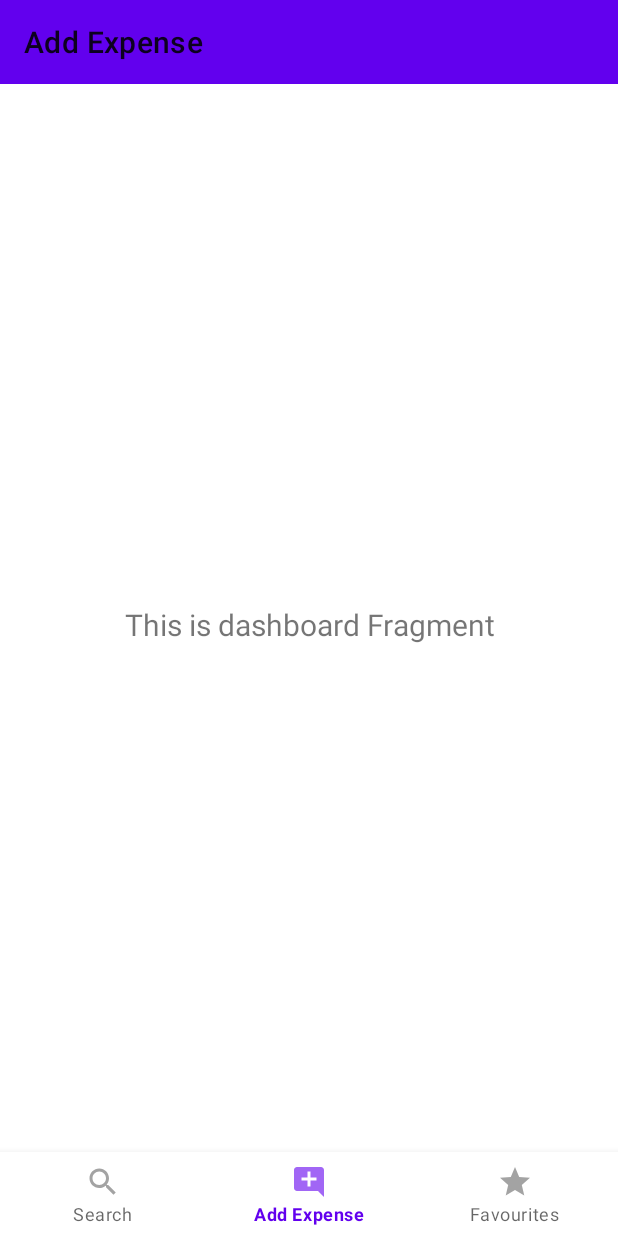
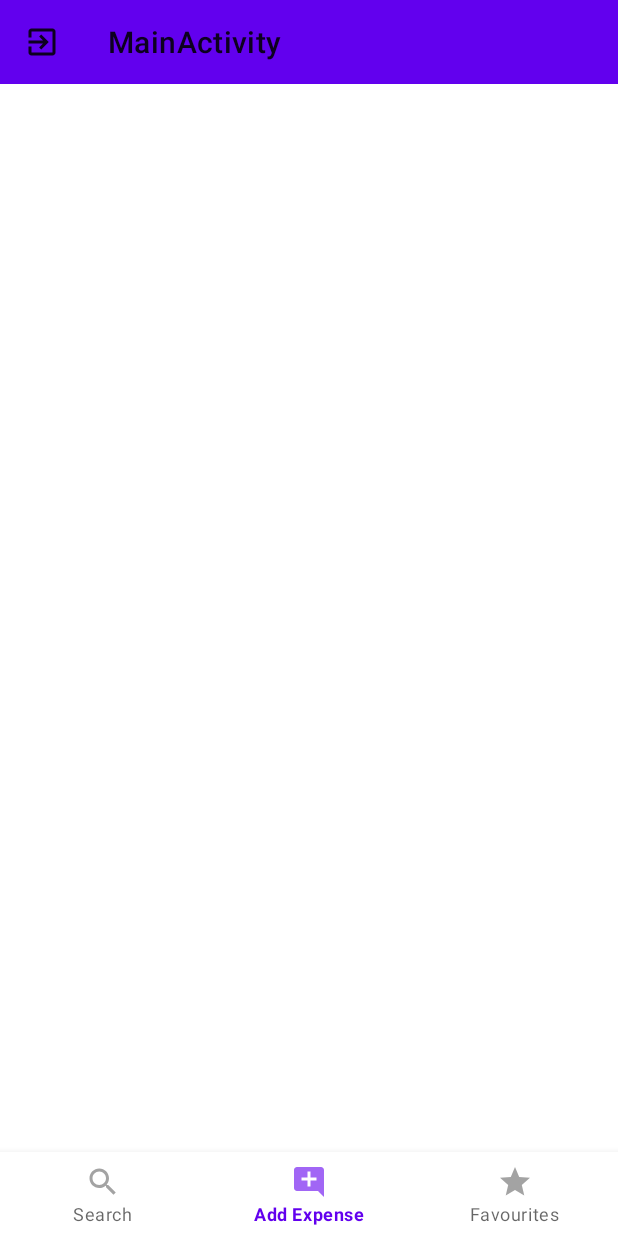
Before and after one commit to legion-11/CMediacal, an Android app: the LeaveReviewFragment screen opened through its navigation route, on a phone screen of 412 x 824 dp. Run offline under Robolectric (Android 15) with nearby library versions, the phone set to English and light mode, and no system bars; our stand-ins replace Firebase (no records; nobody signed in at launch, a user with empty details on screens opened directly), navigation-ui.

Commit message:
replace toolbar in activity with toolbars in fragments

```diff
--- a/app/src/main/java/com/dmytroandriichuk/cmediacal/LandingActivity.kt
+++ b/app/src/main/java/com/dmytroandriichuk/cmediacal/LandingActivity.kt
@@ -23,21 +23,21 @@ class LandingActivity : AppCompatActivity() {
     override fun onCreate(savedInstanceState: Bundle?) {
         super.onCreate(savedInstanceState)
         setContentView(R.layout.activity_landing)
-        val mToolbar = findViewById<Toolbar>(R.id.toolbar)
-        setSupportActionBar(mToolbar)
-        mToolbar.setNavigationIcon(R.drawable.ic_log_out)
-        mToolbar.setNavigationOnClickListener {
-            FirebaseAuth.getInstance().signOut()
-            finish()
-        }
+//        val mToolbar = findViewById<Toolbar>(R.id.toolbar)
+//        setSupportActionBar(mToolbar)
+//        mToolbar.setNavigationIcon(R.drawable.ic_log_out)
+//        mToolbar.setNavigationOnClickListener {
+//            FirebaseAuth.getInstance().signOut()
+//            finish()
+//        }
 
         val navView: BottomNavigationView = findViewById(R.id.nav_view)
         val navController = findNavController(R.id.nav_host_fragment)
         // Passing each menu ID as a set of Ids because each
         // menu should be considered as top level destinations.
-        val appBarConfiguration = AppBarConfiguration(setOf(
-                R.id.navigation_search, R.id.navigation_leave_review, R.id.navigation_favourites))
-        setupActionBarWithNavController(navController, appBarConfiguration)
+//        val appBarConfiguration = AppBarConfiguration(setOf(
+//                R.id.navigation_search, R.id.navigation_leave_review, R.id.navigation_favourites))
+//        setupActionBarWithNavController(navController, appBarConfiguration)
         navView.setupWithNavController(navController)
     }
 
--- a/app/src/main/java/com/dmytroandriichuk/cmediacal/MainActivity.kt
+++ b/app/src/main/java/com/dmytroandriichuk/cmediacal/MainActivity.kt
@@ -12,7 +12,7 @@ import android.widget.*
 import androidx.appcompat.app.AppCompatActivity
 import androidx.fragment.app.FragmentManager
 import androidx.fragment.app.FragmentTransaction
-import com.dmytroandriichuk.cmediacal.dialogs.DialogOffline
+import com.dmytroandriichuk.cmediacal.dialog.DialogOffline
 import com.google.android.material.textfield.TextInputLayout
 import com.google.firebase.auth.FirebaseAuth
 
--- a/app/src/main/java/com/dmytroandriichuk/cmediacal/dialogs/DialogOffline.kt
+++ b/app/src/main/java/com/dmytroandriichuk/cmediacal/dialog/DialogOffline.kt
@@ -1,13 +1,11 @@
-package com.dmytroandriichuk.cmediacal.dialogs
+package com.dmytroandriichuk.cmediacal.dialog
 
 import android.app.AlertDialog
 import android.app.Dialog
 import android.content.Context
-import android.content.Intent
 import android.os.Bundle
 import androidx.annotation.NonNull
 import androidx.fragment.app.DialogFragment
-import com.dmytroandriichuk.cmediacal.MainActivity
 import java.lang.ClassCastException
 
 //message about errors and allowing to check orders from local db
--- a/app/src/main/java/com/dmytroandriichuk/cmediacal/ui/review/LeaveReviewFragment.kt
+++ b/app/src/main/java/com/dmytroandriichuk/cmediacal/ui/review/LeaveReviewFragment.kt
@@ -1,14 +1,15 @@
 package com.dmytroandriichuk.cmediacal.ui.review
 
 import android.os.Bundle
-import android.view.LayoutInflater
-import android.view.View
-import android.view.ViewGroup
+import android.view.*
 import android.widget.TextView
+import androidx.appcompat.widget.Toolbar
 import androidx.fragment.app.Fragment
 import androidx.lifecycle.Observer
 import androidx.lifecycle.ViewModelProvider
+import com.dmytroandriichuk.cmediacal.LandingActivity
 import com.dmytroandriichuk.cmediacal.R
+import com.google.firebase.auth.FirebaseAuth
 
 class LeaveReviewFragment : Fragment() {
 
@@ -22,10 +23,19 @@ class LeaveReviewFragment : Fragment() {
         leaveReviewViewModel =
                 ViewModelProvider(this).get(LeaveReviewViewModel::class.java)
         val root = inflater.inflate(R.layout.fragment_leave_review, container, false)
-        val textView: TextView = root.findViewById(R.id.text_dashboard)
-        leaveReviewViewModel.text.observe(viewLifecycleOwner, Observer {
-            textView.text = it
-        })
+
+        val mToolbar = root.findViewById<Toolbar>(R.id.toolbar2)
+        (activity as LandingActivity).setSupportActionBar(mToolbar)
+        mToolbar.setNavigationIcon(R.drawable.ic_log_out)
+        mToolbar.setNavigationOnClickListener {
+            FirebaseAuth.getInstance().signOut()
+            (activity as LandingActivity).finish()
+        }
+
+//        val textView: TextView = root.findViewById(R.id.text_dashboard)
+//        leaveReviewViewModel.text.observe(viewLifecycleOwner, Observer {
+//            textView.text = it
+//        })
         return root
     }
 }
--- a/app/src/main/java/com/dmytroandriichuk/cmediacal/ui/search/SearchFragment.kt
+++ b/app/src/main/java/com/dmytroandriichuk/cmediacal/ui/search/SearchFragment.kt
@@ -1,16 +1,20 @@
 package com.dmytroandriichuk.cmediacal.ui.search
 
+import android.content.Intent
 import android.os.Bundle
-import android.view.LayoutInflater
-import android.view.View
-import android.view.ViewGroup
+import android.util.Log
+import android.view.*
 import android.widget.SearchView
 import android.widget.TextView
 import android.widget.Toast
+import androidx.appcompat.app.AppCompatActivity
+import androidx.appcompat.widget.Toolbar
 import androidx.fragment.app.Fragment
 import androidx.lifecycle.Observer
 import androidx.lifecycle.ViewModelProvider
+import com.dmytroandriichuk.cmediacal.LandingActivity
 import com.dmytroandriichuk.cmediacal.R
+import com.google.firebase.auth.FirebaseAuth
 
 class SearchFragment : Fragment() {
 
@@ -23,10 +27,52 @@ class SearchFragment : Fragment() {
     ): View? {
         searchViewModel = ViewModelProvider(this).get(SearchViewModel::class.java)
         val root = inflater.inflate(R.layout.fragment_search, container, false)
+        setHasOptionsMenu(true)
+
+        val mToolbar = root.findViewById<Toolbar>(R.id.toolbar)
+        (activity as LandingActivity).setSupportActionBar(mToolbar)
+        mToolbar.setNavigationIcon(R.drawable.ic_log_out)
+//        mToolbar.setNavigationOnClickListener {
+//            FirebaseAuth.getInstance().signOut()
+//            (activity as LandingActivity).finish()
+//        }
+
 //        val textView: TextView = root.findViewById(R.id.text_home)
 //        searchViewModel.text.observe(viewLifecycleOwner, Observer {
 //            textView.text = it
 //        })
         return root
     }
+
+    override fun onCreateOptionsMenu(menu: Menu, inflater: MenuInflater) {
+        inflater.inflate(R.menu.search_action_bar_menu, menu)
+        super.onCreateOptionsMenu(menu, inflater)
+    }
+
+
+    // menu buttons action recognition
+    override fun onOptionsItemSelected(item: MenuItem) = when (item.itemId) {
+        R.id.filter_list -> {
+            // User chose the "Settings" item, show the app settings UI...
+            Log.i("OrderActivity", "onOptionsItemSelected: Settings")
+
+            true
+        }
+
+
+        android.R.id.home -> {
+            // User chose the "Log Out" action
+            Log.i("OrderActivity", "onOptionsItemSelected: Home")
+            FirebaseAuth.getInstance().signOut()
+            (activity as LandingActivity).finish()
+            true
+        }
+
+        else -> {
+            // If we got here, the user's action was not recognized.
+            // Invoke the superclass to handle it.
+            super.onOptionsItemSelected(item)
+        }
+    }
+
 }
--- /dev/null
+++ b/app/src/main/java/com/dmytroandriichuk/cmediacal/ui/search/dialog/FilterDialog.kt
@@ -0,0 +1,4 @@
+package com.dmytroandriichuk.cmediacal.ui.search.dialog
+
+class FilterDialog {
+}
--- a/app/src/main/res/drawable/ic_filter_list.xml
+++ b/app/src/main/res/drawable/ic_filter_list.xml
@@ -3,9 +3,8 @@
     android:height="24dp"
     android:viewportWidth="24"
     android:viewportHeight="24"
-    android:tint="?attr/colorControlNormal"
-    android:autoMirrored="true">
+    android:tint="?attr/colorControlNormal">
   <path
       android:fillColor="@android:color/white"
-      android:pathData="M4,10.5c-0.83,0 -1.5,0.67 -1.5,1.5s0.67,1.5 1.5,1.5 1.5,-0.67 1.5,-1.5 -0.67,-1.5 -1.5,-1.5zM4,4.5c-0.83,0 -1.5,0.67 -1.5,1.5S3.17,7.5 4,7.5 5.5,6.83 5.5,6 4.83,4.5 4,4.5zM4,16.5c-0.83,0 -1.5,0.68 -1.5,1.5s0.68,1.5 1.5,1.5 1.5,-0.68 1.5,-1.5 -0.67,-1.5 -1.5,-1.5zM7,19h14v-2L7,17v2zM7,13h14v-2L7,11v2zM7,5v2h14L21,5L7,5z"/>
+      android:pathData="M4.25,5.61C6.27,8.2 10,13 10,13v6c0,0.55 0.45,1 1,1h2c0.55,0 1,-0.45 1,-1v-6c0,0 3.72,-4.8 5.74,-7.39C20.25,4.95 19.78,4 18.95,4H5.04C4.21,4 3.74,4.95 4.25,5.61z"/>
 </vector>
--- a/app/src/main/res/layout/activity_landing.xml
+++ b/app/src/main/res/layout/activity_landing.xml
@@ -27,20 +27,7 @@
         app:layout_constraintHorizontal_bias="1.0"
         app:layout_constraintLeft_toLeftOf="parent"
         app:layout_constraintRight_toRightOf="parent"
-        app:layout_constraintTop_toBottomOf="@+id/toolbar"
+        app:layout_constraintTop_toTopOf="parent"
         app:navGraph="@navigation/mobile_navigation" />
 
-    <androidx.appcompat.widget.Toolbar
-        android:id="@+id/toolbar"
-        android:layout_width="match_parent"
-        android:layout_height="wrap_content"
-        android:background="?attr/colorPrimary"
-        android:minHeight="?attr/actionBarSize"
-        android:theme="?attr/actionBarTheme"
-        app:layout_constraintBottom_toTopOf="@+id/nav_host_fragment"
-        app:layout_constraintEnd_toEndOf="parent"
-        app:layout_constraintHorizontal_bias="0.0"
-        app:layout_constraintStart_toStartOf="parent"
-        app:layout_constraintTop_toTopOf="parent" />
-
 </androidx.constraintlayout.widget.ConstraintLayout>
--- a/app/src/main/res/layout/fragment_leave_review.xml
+++ b/app/src/main/res/layout/fragment_leave_review.xml
@@ -19,4 +19,15 @@
         app:layout_constraintEnd_toEndOf="parent"
         app:layout_constraintStart_toStartOf="parent"
         app:layout_constraintTop_toTopOf="parent" />
+
+    <androidx.appcompat.widget.Toolbar
+        android:id="@+id/toolbar2"
+        android:layout_width="match_parent"
+        android:layout_height="wrap_content"
+        android:background="?attr/colorPrimary"
+        android:minHeight="?attr/actionBarSize"
+        android:theme="?attr/actionBarTheme"
+        app:layout_constraintEnd_toEndOf="parent"
+        app:layout_constraintStart_toStartOf="parent"
+        app:layout_constraintTop_toTopOf="parent" />
 </androidx.constraintlayout.widget.ConstraintLayout>
--- /dev/null
+++ b/app/src/main/res/menu/search_action_bar_menu.xml
@@ -0,0 +1,11 @@
+<?xml version="1.0" encoding="utf-8"?>
+<menu xmlns:android="http://schemas.android.com/apk/res/android"
+    xmlns:app="http://schemas.android.com/apk/res-auto">
+
+    <item
+        android:id="@+id/filter_list"
+        android:icon="@drawable/ic_filter_list"
+        app:showAsAction="ifRoom"
+        android:title="@string/search_options" />
+
+</menu>
--- a/app/src/main/res/values/strings.xml
+++ b/app/src/main/res/values/strings.xml
@@ -17,4 +17,5 @@
     <string name="title_dashboard">Add Expense</string>
     <string name="title_notifications">Favourites</string>
     <string name="confirm_password">Confirm Password</string>
+    <string name="search_options">Search options</string>
 </resources>
```
Also changed, not shown: app/src/main/res/layout/fragment_search.xml (+42 -19 lines).
